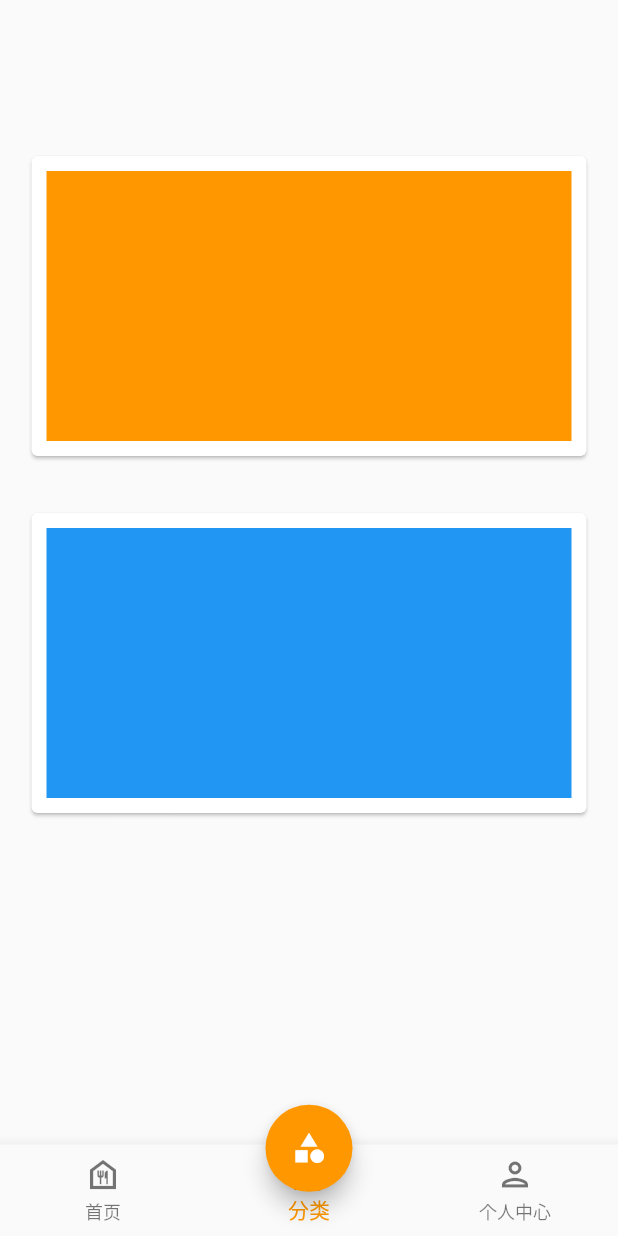
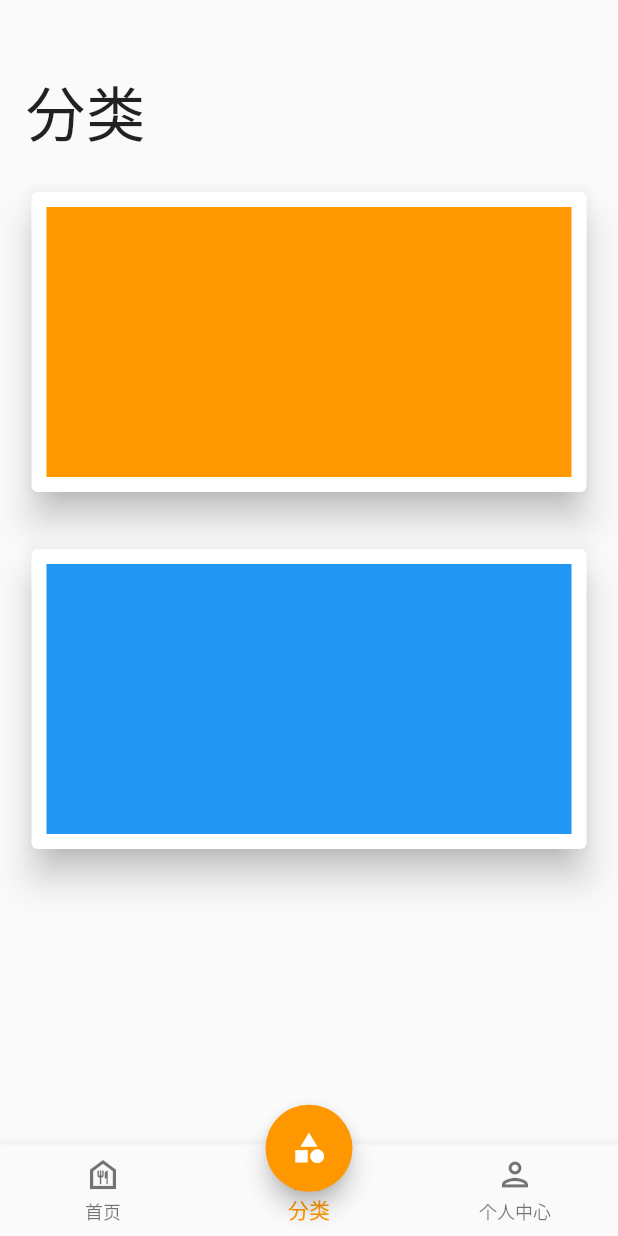
Before and after one commit to YfNightWind/Yango-Canteen, a Flutter app: the screen it shows after launch, item 2 of the bottom bar chosen, on a phone screen of 412 x 824 dp. Run offline on Flutter 3.47's test engine with Material 2 defaults, Android fonts, the phone set to English and light mode, and no system bars; our stand-ins replace dio.

Commit message:
to be done

```diff
--- a/lib/view/category.dart
+++ b/lib/view/category.dart
@@ -13,9 +13,17 @@ class _CategoryPageState extends State<CategoryPage> {
   Widget build(BuildContext context) {
     return Center(
       child: Column(
+        crossAxisAlignment: CrossAxisAlignment.start,
         children: [
+          Padding(
+            padding: EdgeInsets.only(top: 45),
+            child: Text(
+              '分类',
+              style: TextStyle(fontSize: 40,),
+            ),
+          ),
           SizedBox(
-            height: 100,
+            height: 20,
           ),
           Card(
             child: Container(
@@ -24,6 +32,7 @@ class _CategoryPageState extends State<CategoryPage> {
               color: Colors.orange,
               margin: EdgeInsets.all(10),
             ),
+            elevation: 10,
           ),
           SizedBox(
             height: 30,
@@ -35,6 +44,7 @@ class _CategoryPageState extends State<CategoryPage> {
               color: Colors.blue,
               margin: EdgeInsets.all(10),
             ),
+            elevation: 10,
           ),
         ],
       ),
```
